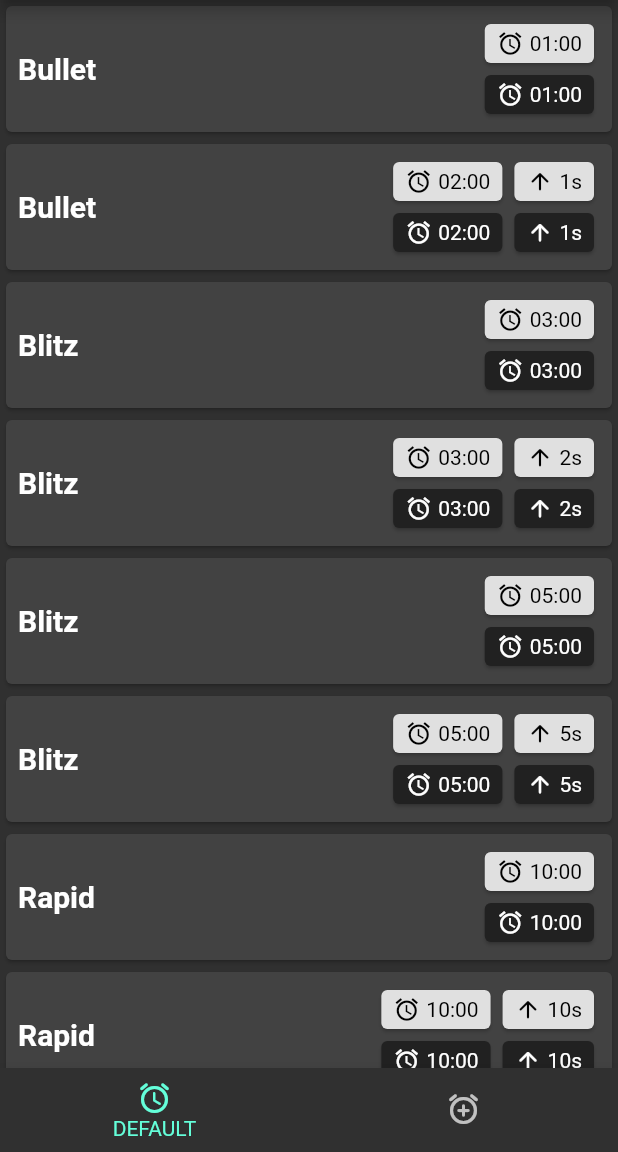
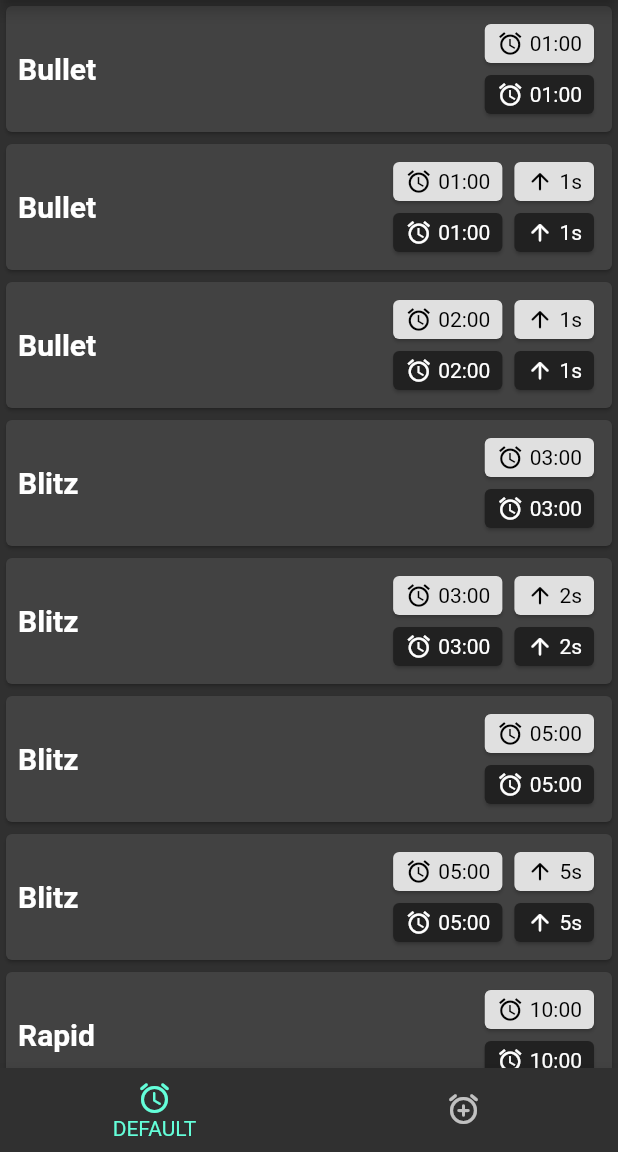
Before and after one commit to nikolajjsj/chess-clock, a Flutter app: the screen it shows after launch, on a phone screen of 412 x 824 dp, the part 84-1236 px from its top. Run offline on Flutter 3.47's test engine with Material 2 defaults, Android fonts, the light colour scheme and no system bars; our stand-ins replace equatable, flutter_bloc, get_it, hydrated_bloc, shared_preferences.

Commit message:
Changed the default clocks

```diff
--- a/lib/misc/default/default_clocks.dart
+++ b/lib/misc/default/default_clocks.dart
@@ -6,6 +6,11 @@ final List<ChessClock> predefinedClocks = <ChessClock>[
     name: 'Bullet',
     white: ChessTimer(time: 60),
     black: ChessTimer(time: 60),
+  ),
+  ChessClock(
+    name: 'Bullet',
+    white: ChessTimer(time: 60, increment: 1),
+    black: ChessTimer(time: 60, increment: 1),
   ),
   ChessClock(
     name: 'Bullet',
@@ -39,17 +44,12 @@ final List<ChessClock> predefinedClocks = <ChessClock>[
   ),
   ChessClock(
     name: 'Rapid',
-    white: ChessTimer(time: 600, increment: 10),
-    black: ChessTimer(time: 600, increment: 10),
+    white: ChessTimer(time: 600, increment: 2),
+    black: ChessTimer(time: 600, increment: 2),
   ),
   ChessClock(
     name: 'Classical',
-    white: ChessTimer(time: 900),
-    black: ChessTimer(time: 900),
-  ),
-  ChessClock(
-    name: 'Classical',
-    white: ChessTimer(time: 900, increment: 15),
-    black: ChessTimer(time: 900, increment: 15),
+    white: ChessTimer(time: 900, increment: 10),
+    black: ChessTimer(time: 900, increment: 10),
   ),
 ];
```
